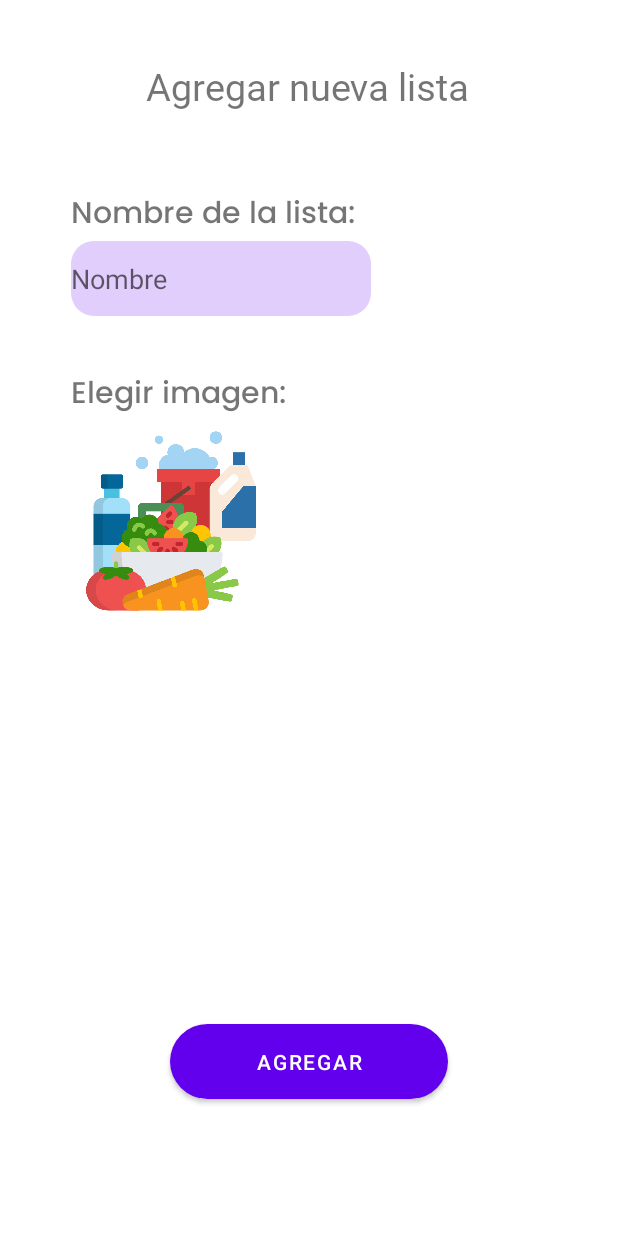
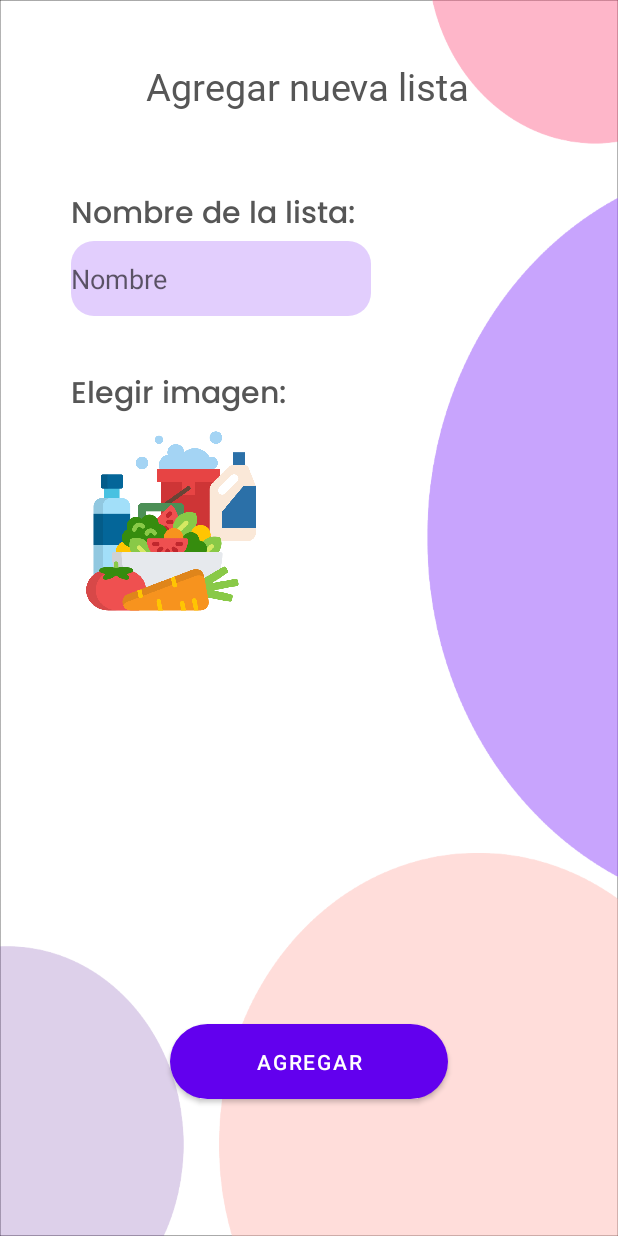
Before and after one commit to matiasalt/BrainList33, an Android app: the AddList screen opened directly, with no data from a screen before it, on a phone screen of 412 x 824 dp. Run offline under Robolectric (Android 15) with nearby library versions, the phone set to English and light mode, and no system bars.

Commit message:
6/5/24 Registro

```diff
--- a/app/src/main/res/layout/activity_add_list.xml
+++ b/app/src/main/res/layout/activity_add_list.xml
@@ -5,7 +5,9 @@
     android:id="@+id/main"
     android:layout_width="match_parent"
     android:layout_height="match_parent"
+    android:background="@drawable/add_list"
     tools:context=".AddList">
+
 
     <TextView
         android:id="@+id/tVName"
@@ -15,6 +17,7 @@
         android:fontFamily="@font/poppins_semibold"
         android:text="@string/agregar_nueva_lista"
         android:textSize="25sp"
+        android:textColor="@color/text"
         app:layout_constraintEnd_toEndOf="parent"
         app:layout_constraintHorizontal_bias="0.496"
         app:layout_constraintStart_toStartOf="parent"
@@ -27,6 +30,7 @@
         android:layout_marginTop="52dp"
         android:fontFamily="@font/poppins_medium"
         android:text="@string/nombre_de_la_lista"
+        android:textColor="@color/text"
         android:textSize="20sp"
         app:layout_constraintEnd_toEndOf="parent"
         app:layout_constraintHorizontal_bias="0.213"
@@ -64,6 +68,7 @@
         android:fontFamily="@font/poppins_medium"
         android:text="@string/elegir_imagen"
         android:textSize="20sp"
+        android:textColor="@color/text"
         app:layout_constraintBottom_toBottomOf="parent"
         app:layout_constraintEnd_toEndOf="parent"
         app:layout_constraintHorizontal_bias="0.176"
```
Also changed, not shown: app/src/main/res/drawable/add_list.png.
